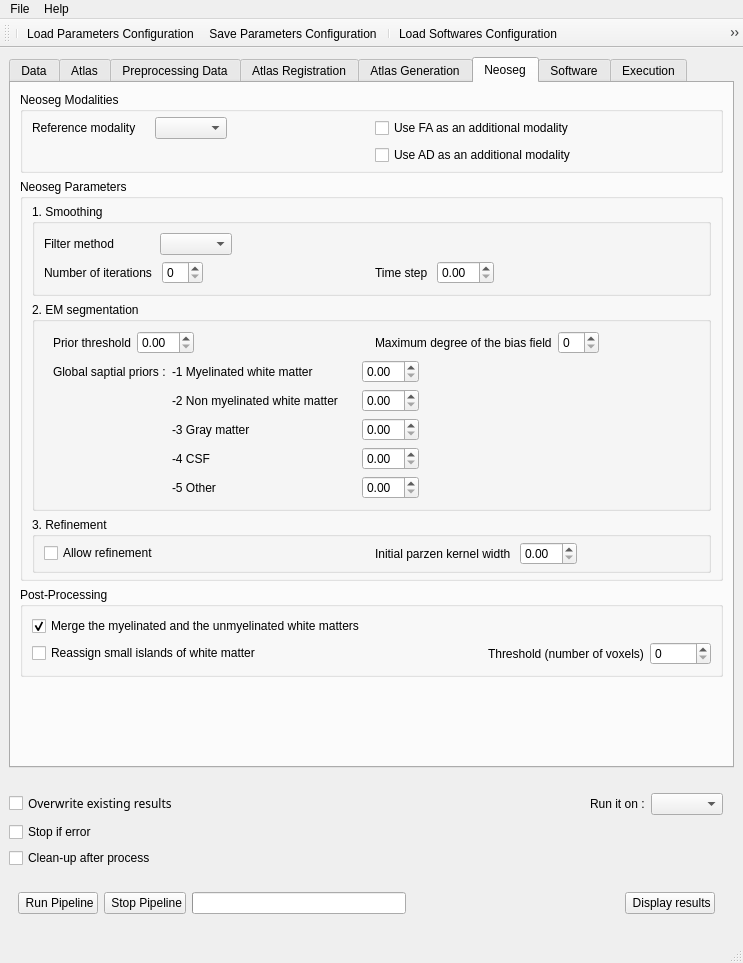
The window that NeosegPipeline/Window.ui (hay318/NeosegPipeline) describes before a commit, drawn with Qt 5.
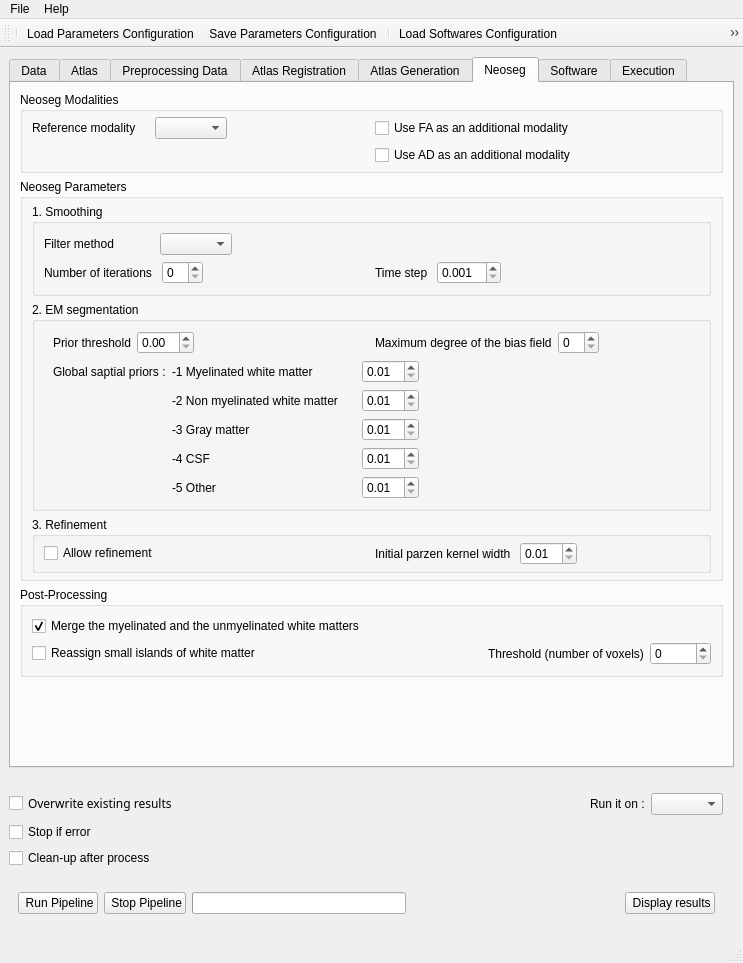
The same window after the commit. The open tabs and pages were chosen to show the change. Icons and pictures are not drawn.

```diff
--- a/NeosegPipeline/Window.ui
+++ b/NeosegPipeline/Window.ui
@@ -2169,8 +2169,14 @@
                  </item>
                  <item>
                   <widget class="QDoubleSpinBox" name="timeStep_spinBox">
+                   <property name="decimals">
+                    <number>3</number>
+                   </property>
+                   <property name="minimum">
+                    <double>0.001000000000000</double>
+                   </property>
                    <property name="value">
-                    <double>0.000000000000000</double>
+                    <double>0.001000000000000</double>
                    </property>
                   </widget>
                  </item>
@@ -2314,11 +2320,14 @@
                  </item>
                  <item row="2" column="2">
                   <widget class="QDoubleSpinBox" name="prior3_spinBox">
+                   <property name="minimum">
+                    <double>0.010000000000000</double>
+                   </property>
                    <property name="singleStep">
                     <double>0.100000000000000</double>
                    </property>
                    <property name="value">
-                    <double>0.000000000000000</double>
+                    <double>0.010000000000000</double>
                    </property>
                   </widget>
                  </item>
@@ -2331,31 +2340,40 @@
                  </item>
                  <item row="1" column="2">
                   <widget class="QDoubleSpinBox" name="prior2_spinBox">
+                   <property name="minimum">
+                    <double>0.010000000000000</double>
+                   </property>
                    <property name="singleStep">
                     <double>0.100000000000000</double>
                    </property>
                    <property name="value">
-                    <double>0.000000000000000</double>
+                    <double>0.010000000000000</double>
                    </property>
                   </widget>
                  </item>
                  <item row="4" column="2">
                   <widget class="QDoubleSpinBox" name="prior5_spinBox">
+                   <property name="minimum">
+                    <double>0.010000000000000</double>
+                   </property>
                    <property name="singleStep">
                     <double>0.100000000000000</double>
                    </property>
                    <property name="value">
-                    <double>0.000000000000000</double>
+                    <double>0.010000000000000</double>
                    </property>
                   </widget>
                  </item>
                  <item row="0" column="2">
                   <widget class="QDoubleSpinBox" name="prior1_spinBox">
+                   <property name="minimum">
+                    <double>0.010000000000000</double>
+                   </property>
                    <property name="singleStep">
                     <double>0.100000000000000</double>
                    </property>
                    <property name="value">
-                    <double>0.000000000000000</double>
+                    <double>0.010000000000000</double>
                    </property>
                   </widget>
                  </item>
@@ -2382,11 +2400,14 @@
                  </item>
                  <item row="3" column="2">
                   <widget class="QDoubleSpinBox" name="prior4_spinBox">
+                   <property name="minimum">
+                    <double>0.010000000000000</double>
+                   </property>
                    <property name="singleStep">
                     <double>0.100000000000000</double>
                    </property>
                    <property name="value">
-                    <double>0.000000000000000</double>
+                    <double>0.010000000000000</double>
                    </property>
                   </widget>
                  </item>
@@ -2465,8 +2486,11 @@
                  </item>
                  <item>
                   <widget class="QDoubleSpinBox" name="initialParzenKernelWidth_spinBox">
+                   <property name="minimum">
+                    <double>0.010000000000000</double>
+                   </property>
                    <property name="value">
-                    <double>0.000000000000000</double>
+                    <double>0.010000000000000</double>
                    </property>
                   </widget>
                  </item>
```
Left out of the diff: 4 changed lines with no effect on the pictures.
